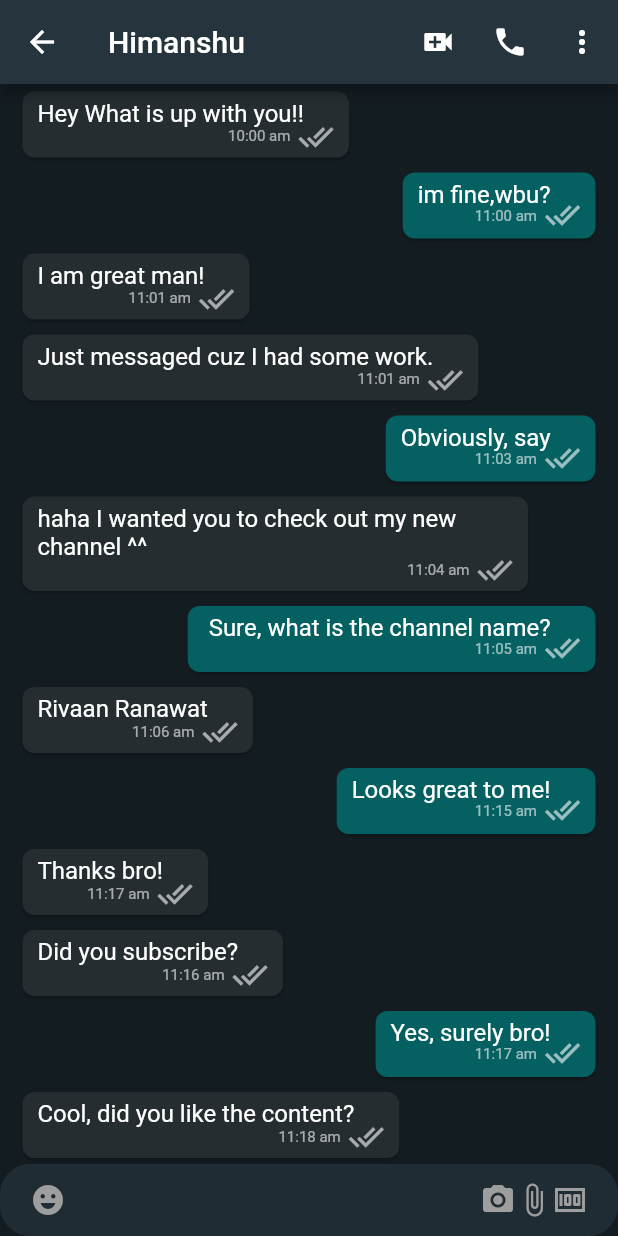
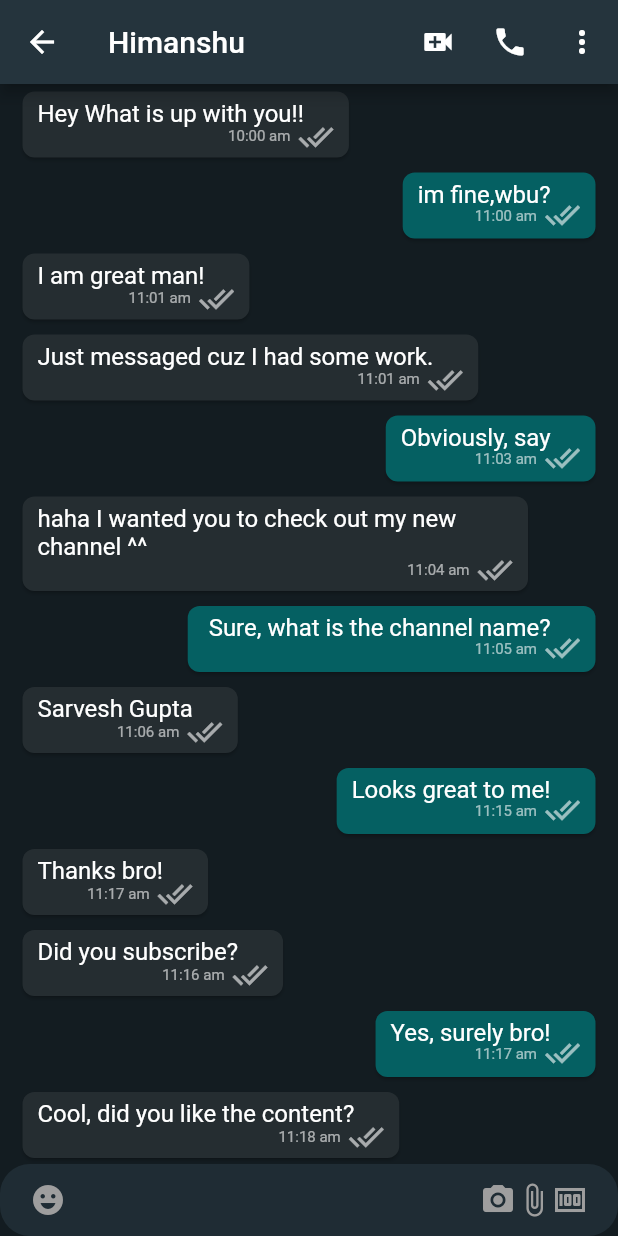
Before and after one commit to Sarvesh223/WhatsApp_UI, a Flutter app: the Mobilechat screen opened directly, on a phone screen of 412 x 824 dp. Run offline on Flutter 3.47's test engine with Material 2 defaults, Android fonts, the phone set to English and light mode, and no system bars; network calls fail.

Commit message:
Update information.dart

```diff
--- a/lib/information.dart
+++ b/lib/information.dart
@@ -93,7 +93,7 @@ const messages = [
   },
   {
     "isMe": false,
-    "text": "Rivaan Ranawat",
+    "text": "Sarvesh Gupta",
     "time": "11:06 am",
   },
   {
```
